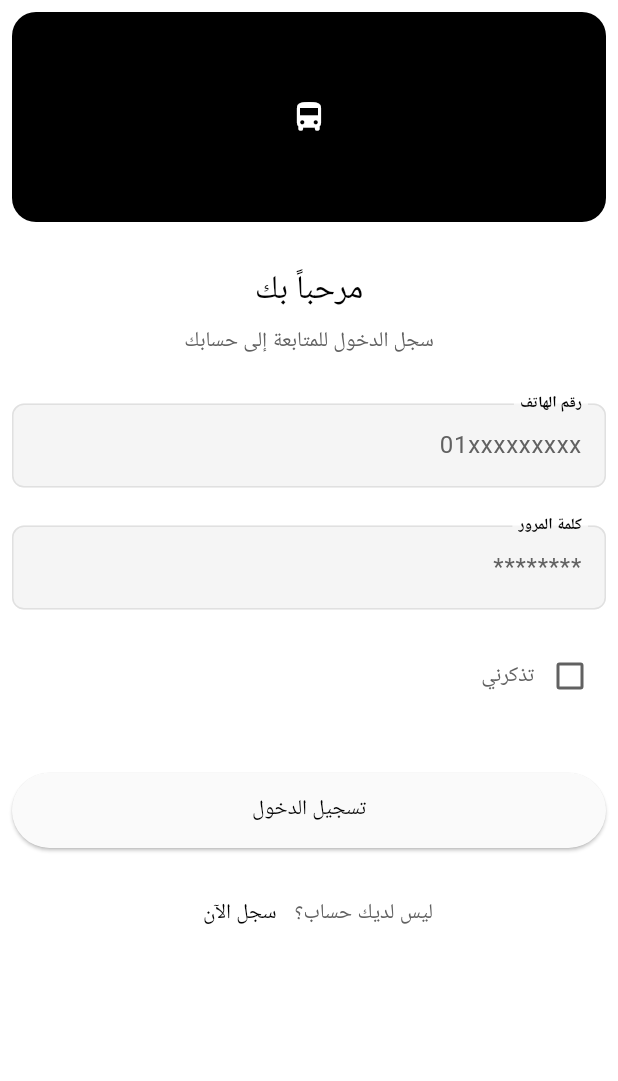
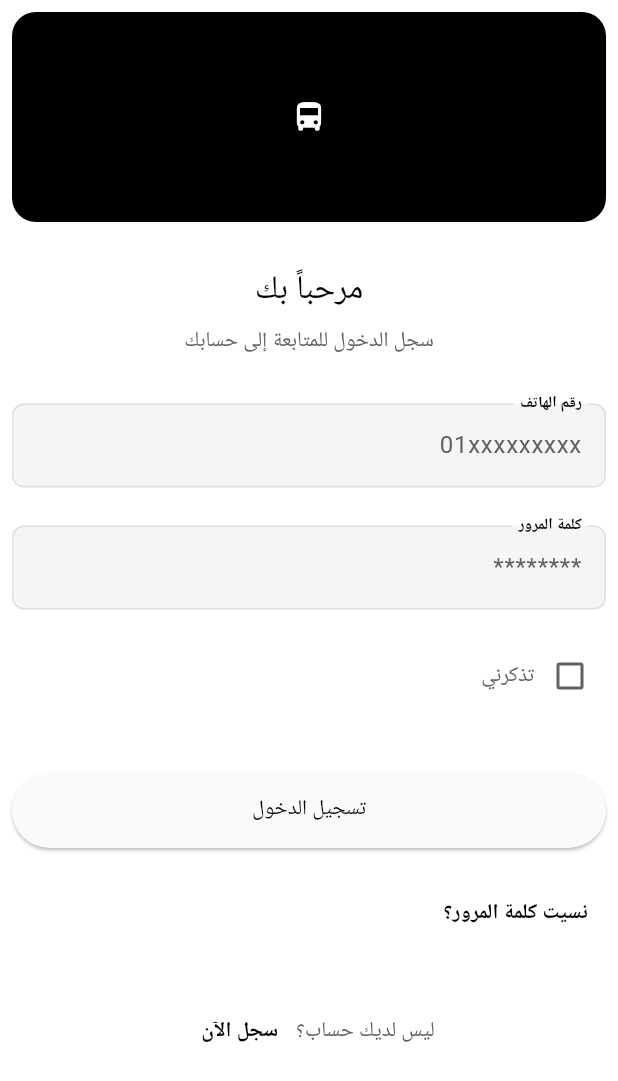
Before and after one commit to a7medhosny/smart-microbus, a Flutter app: the screen it shows after launch, after a tap on "العربية", after a tap on "Login", on a phone screen of 412 x 824 dp. Shown: the top 1081 px of the screen. Run offline on Flutter 3.47's test engine with Material 3 defaults, Android fonts, the phone set to English and light mode, and no system bars; our stand-ins replace bloc, dartz, dio, equatable, flutter_bloc, flutter_screenutil and 5 more; generated files the repository leaves out were written again.

Commit message:
Presentation for forget password  screen

```diff
--- a/lib/core/routing/app_router.dart
+++ b/lib/core/routing/app_router.dart
@@ -2,6 +2,7 @@ import 'package:flutter/material.dart';
 import 'package:flutter_bloc/flutter_bloc.dart';
 import 'package:smart_microbus/core/DI/dependency_injection.dart';
 import 'package:smart_microbus/features/Auth/login/presentation/cubit/cubit/login_cubit.dart';
+import 'package:smart_microbus/features/Auth/login/presentation/screens/forgetp_password_screen.dart';
 import 'package:smart_microbus/features/Auth/login/presentation/screens/login_Screen.dart';
 import 'package:smart_microbus/main.dart';
 
@@ -30,6 +31,14 @@ class AppRouter {
           ),
         );
 
+      // ================= forget password =================
+      case Routes.forgotPassword:
+        return _materialRoute(
+          BlocProvider(
+            create: (context) => getIt<LoginCubit>(),
+            child: ForgetpPasswordScreen(),
+          ),
+        );
       // ================= REGISTER =================
       case Routes.register:
         return _materialRoute(const Placeholder());
--- a/lib/core/routing/routes.dart
+++ b/lib/core/routing/routes.dart
@@ -4,7 +4,7 @@ class Routes {
   // ================= AUTH =================
   static const String login = '/LoginScreen';
   static const String register = '/register';
-  static const String forgotPassword = '/forgot-password';
+  static const String forgotPassword = '/ForgetpPasswordScreen';
   static const String resetPassword = '/reset-password';
 
   // ================= LAYOUT =================
--- a/lib/features/Auth/login/presentation/cubit/cubit/login_cubit.dart
+++ b/lib/features/Auth/login/presentation/cubit/cubit/login_cubit.dart
@@ -22,7 +22,7 @@ class LoginCubit extends Cubit<LoginState> {
     );
   }
 
-  Future<void> forgetPassword(ForgetPasswordEntity entity) async {
+  Future<void> forgetPassword({required ForgetPasswordEntity entity}) async {
     emit(ForgetPasswordLoading());
     final result = await forgetPasswordUseCase(entity);
     result.fold(
--- a/lib/features/Auth/login/presentation/widgets/login_footer.dart
+++ b/lib/features/Auth/login/presentation/widgets/login_footer.dart
@@ -1,4 +1,7 @@
 import 'package:flutter/material.dart';
+import 'package:smart_microbus/core/helpers/extensions.dart';
+import 'package:smart_microbus/core/helpers/spacing.dart';
+import 'package:smart_microbus/core/routing/routes.dart';
 import 'package:smart_microbus/l10n/app_localizations.dart';
 
 class LoginFooter extends StatelessWidget {
@@ -7,7 +10,28 @@ class LoginFooter extends StatelessWidget {
   @override
   Widget build(BuildContext context) {
     final loc = AppLocalizations.of(context)!;
-    return Row(
+
+    return Column(
+      children: [
+        Align(
+          alignment: Alignment.centerRight,
+          child: TextButton(
+            onPressed: () {
+              context.pushNamed(Routes.forgotPassword);
+            },
+            child: Text(
+              loc.forgotPassword,
+              style: Theme.of(context).textTheme.bodyMedium!.copyWith(
+                color: Theme.of(context).colorScheme.primary,
+                fontWeight: FontWeight.w600,
+              ),
+            ),
+          ),
+        ),
+
+        verticalSpace(30),
+
+        Row(
           mainAxisAlignment: MainAxisAlignment.center,
           children: [
             Text(
@@ -15,15 +39,16 @@ class LoginFooter extends StatelessWidget {
               style: Theme.of(context).textTheme.bodyMedium,
             ),
             TextButton(
-          onPressed: () {
-            //register screen
-          },
+              onPressed: () {},
               child: Text(
                 loc.registerNow,
                 style: Theme.of(context).textTheme.bodyMedium!.copyWith(
                   color: Theme.of(context).colorScheme.primary,
+                  fontWeight: FontWeight.bold,
                 ),
               ),
+            ),
+          ],
         ),
       ],
     );
--- a/lib/l10n/app_ar.arb
+++ b/lib/l10n/app_ar.arb
@@ -28,7 +28,10 @@
 "rememberMe": "تذكرني",
 
   "forgotPassword": "نسيت كلمة المرور؟",
-
+  "forgetPasswordFormTitle": "نموذج استعادة كلمة المرور",
+  "forgetPasswordFormDescription": "سيتم تنفيذ نموذج استعادة كلمة المرور هنا.",
+ "sendResetLink": "إرسال رابط الاستعادة",
+  "passwordResetSent": "تم إرسال رابط استعادة كلمة المرور بنجاح",
   "login": "تسجيل الدخول",
 
   "dontHaveAccount": "ليس لديك حساب؟",
--- a/lib/l10n/app_en.arb
+++ b/lib/l10n/app_en.arb
@@ -29,6 +29,10 @@
 
 
   "forgotPassword": "Forgot Password?",
+   "forgetPasswordFormTitle": "Forget Password Form",
+  "forgetPasswordFormDescription": "This is where the forget password form will be implemented.",
+  "sendResetLink": "Send reset link",
+  "passwordResetSent": "Password reset link sent successfully",
 
   "login": "Login",
 
--- a/lib/l10n/app_localizations.dart
+++ b/lib/l10n/app_localizations.dart
@@ -191,6 +191,30 @@ abstract class AppLocalizations {
   /// **'Forgot Password?'**
   String get forgotPassword;
 
+  /// No description provided for @forgetPasswordFormTitle.
+  ///
+  /// In en, this message translates to:
+  /// **'Forget Password Form'**
+  String get forgetPasswordFormTitle;
+
+  /// No description provided for @forgetPasswordFormDescription.
+  ///
+  /// In en, this message translates to:
+  /// **'This is where the forget password form will be implemented.'**
+  String get forgetPasswordFormDescription;
+
+  /// No description provided for @sendResetLink.
+  ///
+  /// In en, this message translates to:
+  /// **'Send reset link'**
+  String get sendResetLink;
+
+  /// No description provided for @passwordResetSent.
+  ///
+  /// In en, this message translates to:
+  /// **'Password reset link sent successfully'**
+  String get passwordResetSent;
+
   /// No description provided for @login.
   ///
   /// In en, this message translates to:
--- a/lib/l10n/app_localizations_ar.dart
+++ b/lib/l10n/app_localizations_ar.dart
@@ -57,6 +57,18 @@ class AppLocalizationsAr extends AppLocalizations {
   String get forgotPassword => 'نسيت كلمة المرور؟';
 
   @override
+  String get forgetPasswordFormTitle => 'نموذج استعادة كلمة المرور';
+
+  @override
+  String get forgetPasswordFormDescription => 'سيتم تنفيذ نموذج استعادة كلمة المرور هنا.';
+
+  @override
+  String get sendResetLink => 'إرسال رابط الاستعادة';
+
+  @override
+  String get passwordResetSent => 'تم إرسال رابط استعادة كلمة المرور بنجاح';
+
+  @override
   String get login => 'تسجيل الدخول';
 
   @override
```
Also changed, not shown: lib/features/Auth/login/presentation/screens/forgetp_password_screen.dart (added, +18 -0 lines), lib/features/Auth/login/presentation/widgets/forget_password_form.dart (added, +140 -0 lines), lib/l10n/app_localizations_en.dart (+12 -0 lines). Lines whose indentation alone changed are shown as unchanged.
